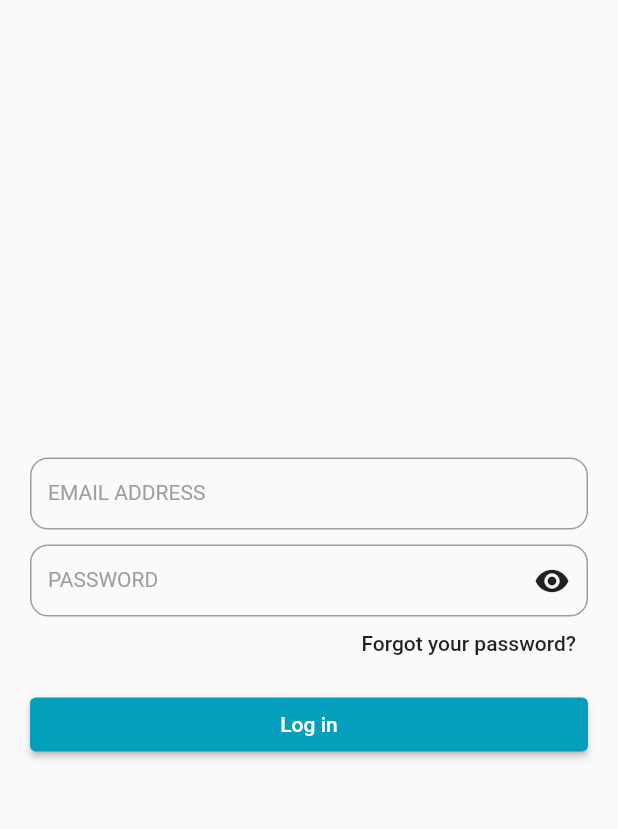
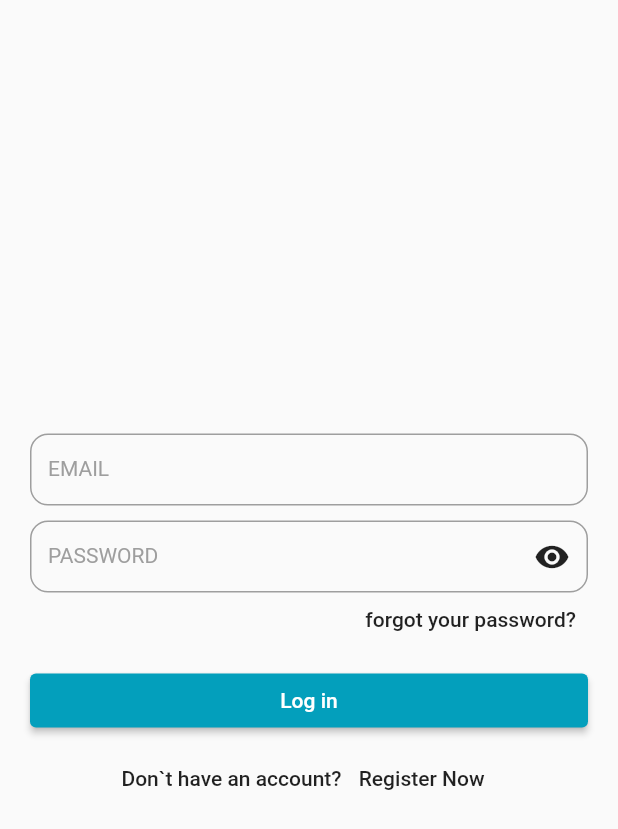
Before and after one commit to hoangcongminh/exchange_language_mobile, a Flutter app: the screen it shows after launch, on a phone screen of 412 x 824 dp. Shown: the top 829 px of the screen. Run offline on Flutter 3.47's test engine with Material 2 defaults, Android fonts, the phone set to English and light mode, and no system bars; our stand-ins replace device_preview, dio, equatable, retrofit; generated files the repository leaves out were written again.

```diff
--- a/l10n.yaml
+++ b/l10n.yaml
@@ -1,3 +1,3 @@
-arb-dir: lib/common/l10n
+arb-dir: lib/common/l10n/arbs
 template-arb-file: app_en.arb
 output-localization-file: app_localizations.dart
--- /dev/null
+++ b/lib/common/constants/route_constants.dart
@@ -0,0 +1,9 @@
+class RouteConstants {
+  static const initial = "/";
+  static const home = "/home";
+
+  //authenticate
+  static const login = "/login";
+  static const signUp = "/signUp";
+  static const verification = "/verification";
+}
--- a/lib/common/l10n/app_vi.arb
+++ /dev/null
@@ -1,4 +0,0 @@
-{
-    "login": "Đăng nhập",
-    "forgotPassword": "Quên mật khẩu?"
-}
--- a/lib/data/datasources/remote/app_api_service.dart
+++ b/lib/data/datasources/remote/app_api_service.dart
@@ -1,16 +1,21 @@
 import 'package:dio/dio.dart';
 import 'package:exchange_language_mobile/common/constants/http_constants.dart';
+
+import 'auth_rest_client.dart';
 
 class AppApiService {
   static const API_URL = 'http://localhost:8000/api/';
 
   final dio = Dio();
+  late final AuthRestClient authRestClient;
 
   static final _instance = AppApiService._();
 
   factory AppApiService() => _instance;
 
   AppApiService._() {
+    authRestClient = AuthRestClient(dio, baseUrl: '');
+
     dio.interceptors.add(LogInterceptor(responseBody: true, requestBody: true));
     _addDioHeaders();
   }
--- a/lib/presentation/app.dart
+++ b/lib/presentation/app.dart
@@ -1,4 +1,5 @@
 import 'package:device_preview/device_preview.dart';
+import 'package:exchange_language_mobile/common/constants/route_constants.dart';
 import 'package:exchange_language_mobile/common/l10n/l10n.dart';
 import 'package:exchange_language_mobile/presentation/theme/theme.dart';
 import 'package:flutter/material.dart';
@@ -28,7 +29,7 @@ class Application extends StatelessWidget {
         Locale('en', ''), // English, no country code
         Locale('vi', ''), // Spanish, no country code
       ],
-      initialRoute: Routes.login,
+      initialRoute: RouteConstants.login,
       onGenerateRoute: Routes.generateRoute,
       theme: defaultTheme(),
     );
--- /dev/null
+++ b/lib/presentation/features/authenticate/authenticate_routes.dart
@@ -0,0 +1,16 @@
+import 'package:exchange_language_mobile/common/constants/route_constants.dart';
+import 'package:flutter/material.dart';
+
+import 'pages/login_screens.dart';
+import 'pages/sign_up_screen.dart';
+import 'pages/verification_screen.dart';
+
+class AuthenticateRoutes {
+  static Map<String, WidgetBuilder> getAll(RouteSettings settings) {
+    return {
+      RouteConstants.login: (context) => const LoginScreen(),
+      RouteConstants.signUp: (context) => const SignUpScreen(),
+      RouteConstants.verification: (context) => const VerificationScreen(),
+    };
+  }
+}
--- a/lib/presentation/features/authenticate/login_screens.dart
+++ b/lib/presentation/features/authenticate/pages/login_screens.dart
@@ -1,6 +1,7 @@
 import 'package:exchange_language_mobile/common/l10n/l10n.dart';
 import 'package:flutter/material.dart';
-import 'widgets/textfield_widget.dart';
+import '../../../../common/constants/route_constants.dart';
+import '../widgets/textfield_widget.dart';
 
 class LoginScreen extends StatefulWidget {
   const LoginScreen({Key? key}) : super(key: key);
@@ -17,7 +18,7 @@ class _LoginScreenState extends State<LoginScreen> {
   @override
   Widget build(BuildContext context) {
     final l10n = context.l10n;
-    final SizedBox space = const SizedBox(height: 10);
+    const SizedBox space = SizedBox(height: 10);
     return Scaffold(
       body: Center(
         child: Padding(
@@ -33,8 +34,8 @@ class _LoginScreenState extends State<LoginScreen> {
                   children: [
                     TextfieldWidget(
                       keyboardType: TextInputType.emailAddress,
-                      labelText: 'EMAIL ADDRESS',
-                      hintText: 'Enter Email',
+                      labelText: 'EMAIL',
+                      hintText: l10n.enterEmail,
                       controller: _editingControllerEmail,
                     ),
                     space,
@@ -42,8 +43,8 @@ class _LoginScreenState extends State<LoginScreen> {
                       children: [
                         TextfieldWidget(
                           keyboardType: TextInputType.text,
-                          labelText: 'PASSWORD',
-                          hintText: 'Enter password',
+                          labelText: l10n.password,
+                          hintText: l10n.enterPassword,
                           obscureText: !_visiblePass,
                           controller: _editingControllerPass,
                         ),
@@ -66,8 +67,7 @@ class _LoginScreenState extends State<LoginScreen> {
                         alignment: Alignment.centerRight,
                         child: GestureDetector(
                           onTap: () {},
-                          child: Text(
-                              l10n.forgotPassword,
+                          child: Text(l10n.forgotPassword,
                               style: Theme.of(context).textTheme.bodyText1),
                         ),
                       ),
@@ -85,6 +85,29 @@ class _LoginScreenState extends State<LoginScreen> {
                   ],
                 ),
               ),
+              Row(
+                crossAxisAlignment: CrossAxisAlignment.center,
+                mainAxisAlignment: MainAxisAlignment.center,
+                mainAxisSize: MainAxisSize.max,
+                children: <Widget>[
+                  Text(
+                    'Don`t have an account? ',
+                    style: Theme.of(context).textTheme.bodyText1,
+                  ),
+                  GestureDetector(
+                    onTap: () {
+                      Navigator.pushNamed(context, RouteConstants.signUp);
+                    },
+                    child: Padding(
+                      padding: const EdgeInsets.all(8.0),
+                      child: Text(
+                        'Register Now',
+                        style: Theme.of(context).textTheme.bodyText1,
+                      ),
+                    ),
+                  ),
+                ],
+              ),
             ],
           ),
         ),
--- /dev/null
+++ b/lib/presentation/features/dashboard/dashboard_routes.dart
@@ -0,0 +1,12 @@
+import 'package:flutter/material.dart';
+
+import '../../../common/constants/route_constants.dart';
+import 'pages/dashboard_screen.dart';
+
+class DashboardRoutes {
+  static Map<String, WidgetBuilder> getAll(RouteSettings settings) {
+    return {
+      RouteConstants.home: (context) => const DashboardScreen(),
+    };
+  }
+}
--- a/lib/presentation/features/routes.dart
+++ b/lib/presentation/features/routes.dart
@@ -1,21 +1,24 @@
+import 'package:exchange_language_mobile/presentation/features/authenticate/authenticate_routes.dart';
 import 'package:flutter/material.dart';
 
-import 'authenticate/login_screens.dart';
+import 'authenticate/pages/login_screens.dart';
+import 'dashboard/dashboard_routes.dart';
 
 class Routes {
-  static const String login = 'login';
-
-
   static Map<String, WidgetBuilder> _getAll(RouteSettings settings) => {
-      Routes.login: (context) => const LoginScreen()
-    };
+        ...AuthenticateRoutes.getAll(settings),
+	...DashboardRoutes.getAll(settings),
+      };
 
   static Route<dynamic> generateRoute(RouteSettings settings) {
-    final _builder = _getAll(settings)[settings.name];
+    final _builder = _getAll(settings)[settings.name] ?? initialRoute();
+
     return MaterialPageRoute(
-      builder: _builder!,
+      builder: _builder,
       settings: settings,
       fullscreenDialog: false,
     );
   }
+
+  static WidgetBuilder initialRoute() => (context) => LoginScreen();
 }
--- a/pubspec.yaml
+++ b/pubspec.yaml
@@ -21,6 +21,7 @@ dependencies:
   retrofit: ^3.0.1+1
 
   device_preview: 1.0.0
+  equatable: ^2.0.3
 
 dev_dependencies:
   flutter_test:
@@ -29,7 +30,7 @@ dev_dependencies:
   flutter_lints: ^1.0.0
   retrofit_generator: ^3.0.1+1
   build_runner: ^2.1.8
-  json_serializable: '>4.4.0'
+  json_serializable: ^6.1.5
 
 flutter:
 
```
Also changed, not shown: lib/common/l10n/app_en.arb (deleted, +0 -10 lines), lib/common/l10n/arbs/app_en.arb (added, +26 -0 lines), lib/common/l10n/arbs/app_vi.arb (added, +8 -0 lines), lib/data/datasources/remote/auth_rest_client.dart (added, +15 -0 lines), lib/data/models/user_model.dart (added, +22 -0 lines), lib/domain/entities/user.dart (added, +17 -0 lines), lib/presentation/features/authenticate/pages/sign_up_screen.dart (added, +85 -0 lines), lib/presentation/features/authenticate/pages/verification_screen.dart (added, +142 -0 lines), lib/presentation/features/dashboard/pages/dashboard_screen.dart (added, +19 -0 lines), lib/data/datasources/remote/auth_rest_client.g.dart (added), lib/data/models/user_model.g.dart (added), lib/presentation/widgets/bottom_nav_bar.dart (added), pubspec.lock, 3 other files.
